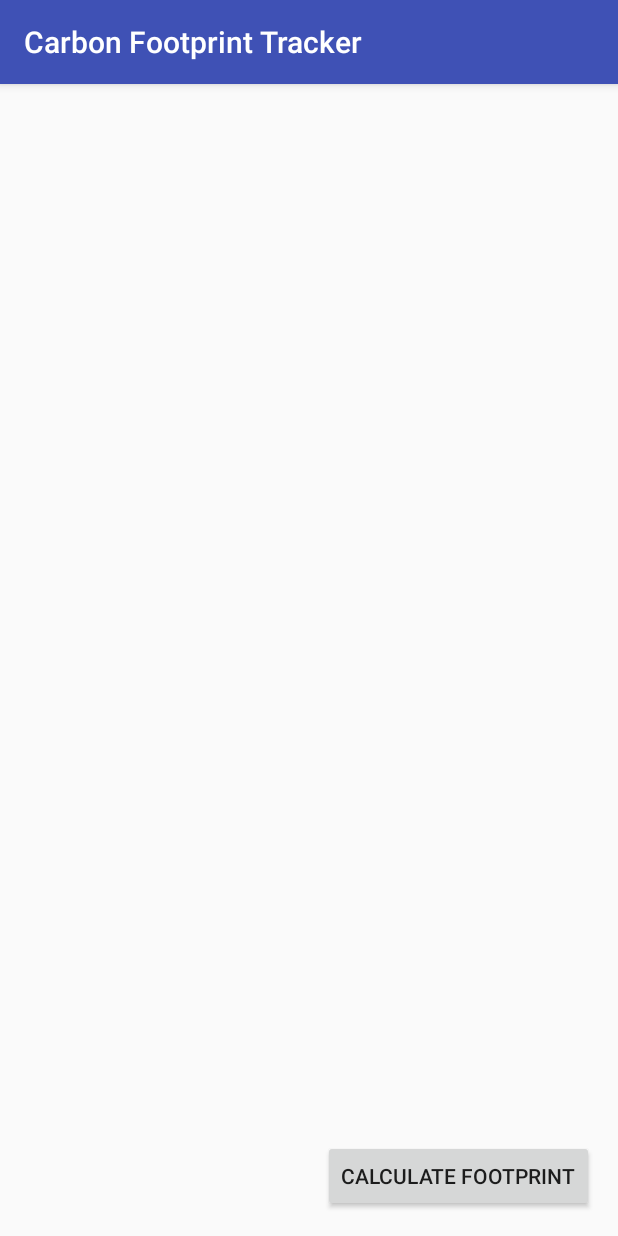
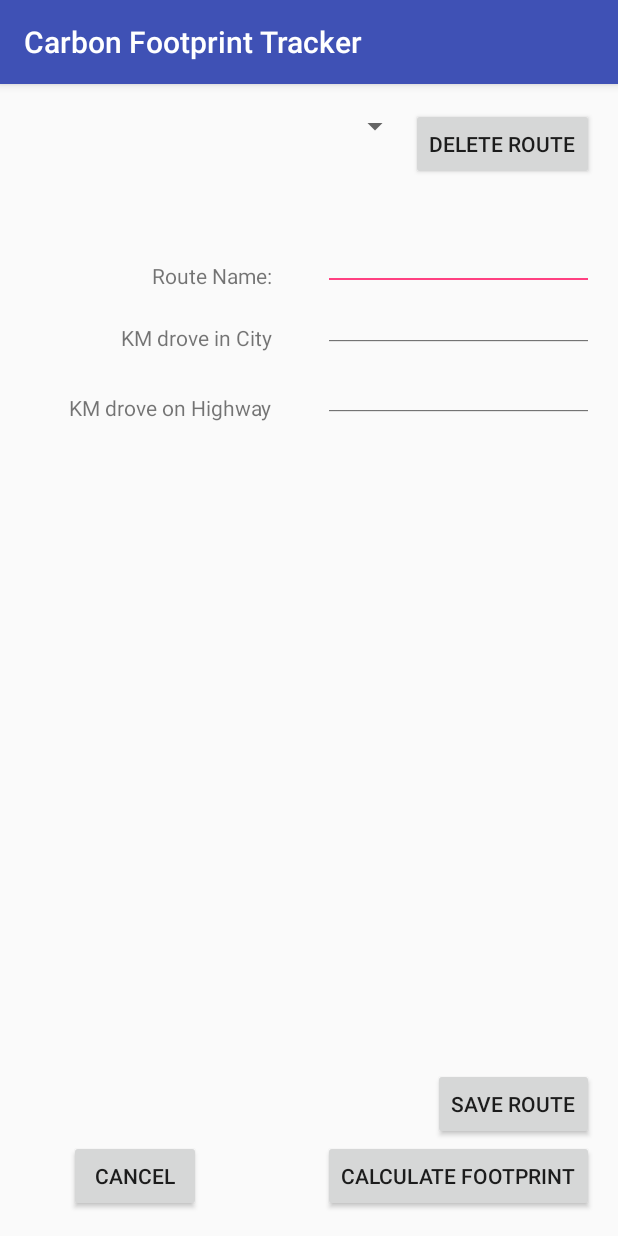
Before and after one commit to Asteriw/CMPT276-CarbonTracker, an Android app: the SelectRoute screen opened directly, with no data from a screen before it, on a phone screen of 412 x 824 dp. Run offline under Robolectric (Android 15) with nearby library versions, the phone set to English and light mode, and no system bars; 7 statements that could not run were skipped.

Commit message:
Made java class to hold Route information, and added an array list to hold routes to populate spinner with. Can save new route, delete old route, get old route details onto screen for user to pass to next activity. must work on edit route,decide whether to usue dialog fragment or other implementation

```diff
--- a/CarbonFootprintTracker/app/src/main/java/com/cmpt276/kenneyw/carbonfootprinttracker/SelectRoute.java
+++ b/CarbonFootprintTracker/app/src/main/java/com/cmpt276/kenneyw/carbonfootprinttracker/SelectRoute.java
@@ -2,28 +2,127 @@ package com.cmpt276.kenneyw.carbonfootprinttracker;
 
 import android.content.Context;
 import android.content.Intent;
+import android.content.SharedPreferences;
 import android.support.v7.app.AppCompatActivity;
 import android.os.Bundle;
+import android.util.Log;
 import android.view.View;
+import android.widget.AdapterView;
+import android.widget.ArrayAdapter;
 import android.widget.Button;
+import android.widget.EditText;
+import android.widget.Spinner;
+import android.widget.TextView;
+import android.widget.Toast;
+
+import java.util.ArrayList;
 
 public class SelectRoute extends AppCompatActivity {
+
+    private static final String TAG = "CarbonFootprintTracker";
+    ArrayList<Route> routes=new ArrayList<>();
+
+    Spinner spinner = (Spinner) findViewById(R.id.spinnerForRoutes);
+    EditText editName=(EditText)findViewById(R.id.editTextName);
+    EditText editCity=(EditText)findViewById(R.id.editTextCity);
+    EditText editHighway=(EditText)findViewById(R.id.editTextHighway);
 
     @Override
     protected void onCreate(Bundle savedInstanceState) {
         super.onCreate(savedInstanceState);
         setContentView(R.layout.activity_select_route);
-
-        setupCalculateButton();
+        setupButtons();
+        setUpSpinner();
     }
 
-    private void setupCalculateButton() {
+    private void setUpSpinner() {
+
+
+        ArrayAdapter<Route> adapter = new ArrayAdapter<Route>(this, android.R.layout.simple_spinner_item, routes);
+        spinner.setAdapter(adapter);
+
+        spinner.setOnItemSelectedListener(new AdapterView.OnItemSelectedListener() {
+            @Override
+            public void onItemSelected(AdapterView<?> parent, View view, int position, long id) {
+                Log.e(TAG, routes.get(position).toString()+" selected.");
+                Route r=routes.get(position);
+
+                String nameToPass=r.getRouteName();
+                int cityToPass=r.getCityDistance();
+                int highwayToPass=r.getHighwayDistance();
+
+                editName.setText(nameToPass);
+                editCity.setText(""+cityToPass);
+                editHighway.setText(""+highwayToPass);
+            }
+
+            @Override
+            public void onNothingSelected(AdapterView<?> parent) {
+
+            }
+        });
+
+        spinner.setOnItemLongClickListener(new AdapterView.OnItemLongClickListener() {
+            @Override
+            public boolean onItemLongClick(AdapterView<?> parent, View view, int position, long id) {
+
+                return false;
+            }
+        });
+    }
+
+    private void setupButtons() {
+
         Button calculateButton = (Button) findViewById(R.id.btncalculation);
         calculateButton.setOnClickListener(new View.OnClickListener() {
             @Override
             public void onClick(View v) {
                 Intent calculateIntent = ViewTracked.makeIntent(SelectRoute.this);
-                startActivity(calculateIntent);
+                if (spinner.getSelectedItem() != null) {
+
+                    String nameToPass=editName.getText().toString();
+                    int cityToPass=Integer.parseInt(editCity.getText().toString());
+                    int highwayToPass=Integer.parseInt(editHighway.getText().toString());
+
+                    calculateIntent.putExtra("name",nameToPass);
+                    calculateIntent.putExtra("city",cityToPass);
+                    calculateIntent.putExtra("highway",highwayToPass);
+
+                    startActivity(calculateIntent);
+                    finish();
+                }
+            }
+        });
+
+        Button deleteRoute=(Button)findViewById(R.id.btnDelete);
+        deleteRoute.setOnClickListener(new View.OnClickListener() {
+            @Override
+            public void onClick(View v) {
+
+                if (spinner.getSelectedItem() != null) {
+                    Route r=routes.get((int)spinner.getSelectedItemId());
+                    Toast.makeText(SelectRoute.this,"Removed Route"+r.toString(),Toast.LENGTH_SHORT).show();
+                    routes.remove(r);
+
+                }
+                else{
+                    Toast.makeText(SelectRoute.this,"No Route selected to Delete",Toast.LENGTH_SHORT).show();
+                }
+            }
+        });
+
+        Button addRoute=(Button)findViewById(R.id.btnAddRoute);
+        addRoute.setOnClickListener(new View.OnClickListener() {
+            @Override
+            public void onClick(View v) {
+
+                String nameToAdd=editName.getText().toString();
+                int cityToAdd=Integer.parseInt(editCity.getText().toString());
+                int highwayToAdd=Integer.parseInt(editHighway.getText().toString());
+                Route r=new Route(nameToAdd,cityToAdd,highwayToAdd);
+
+                routes.add(r);
+                setUpSpinner();
             }
         });
     }
--- a/CarbonFootprintTracker/app/src/main/res/layout/activity_select_route.xml
+++ b/CarbonFootprintTracker/app/src/main/res/layout/activity_select_route.xml
@@ -11,11 +11,123 @@
     tools:context="com.cmpt276.kenneyw.carbonfootprinttracker.SelectRoute">
 
     <Button
-        android:text="@string/btn_calculate_footprint"
         android:layout_width="wrap_content"
         android:layout_height="wrap_content"
         android:layout_alignParentBottom="true"
         android:layout_alignParentRight="true"
         android:layout_alignParentEnd="true"
-        android:id="@+id/btncalculation" />
+        android:id="@+id/btncalculation"
+        android:text="@string/btn_calculate_footprint" />
+
+    <Spinner
+        android:layout_width="match_parent"
+        android:layout_height="wrap_content"
+        android:id="@+id/spinnerForRoutes"
+        android:layout_alignParentTop="true"
+        android:layout_toLeftOf="@+id/btnDelete"
+        android:layout_toStartOf="@+id/btnDelete" />
+
+    <TextView
+        android:text="@string/txt_KM_city"
+        android:layout_width="wrap_content"
+        android:layout_height="wrap_content"
+        android:layout_below="@+id/txtRouteName"
+        android:layout_alignRight="@+id/txtRouteName"
+        android:layout_alignEnd="@+id/txtRouteName"
+        android:layout_marginTop="22dp"
+        android:id="@+id/txtCity" />
+
+    <TextView
+        android:text="@string/txt_route_name"
+        android:layout_width="wrap_content"
+        android:layout_height="wrap_content"
+        android:id="@+id/txtRouteName"
+        android:layout_marginTop="54dp"
+        android:layout_below="@+id/btnDelete"
+        android:layout_toLeftOf="@+id/btncalculation"
+        android:layout_toStartOf="@+id/btncalculation"
+        android:layout_marginRight="34dp"
+        android:layout_marginEnd="34dp" />
+
+    <EditText
+        android:layout_width="wrap_content"
+        android:layout_height="wrap_content"
+        android:inputType="textPersonName"
+        android:ems="10"
+        android:layout_above="@+id/txtCity"
+        android:layout_toRightOf="@+id/txtRouteName"
+        android:layout_toEndOf="@+id/txtRouteName"
+        android:id="@+id/editTextName"
+        android:layout_alignTop="@+id/txtRouteName" />
+
+    <EditText
+        android:layout_width="wrap_content"
+        android:layout_height="wrap_content"
+        android:inputType="number"
+        android:ems="10"
+        android:layout_alignLeft="@+id/editTextName"
+        android:layout_alignStart="@+id/editTextName"
+        android:id="@+id/editTextCity"
+        android:layout_alignTop="@+id/txtCity"
+        android:layout_alignBottom="@+id/txtCity" />
+
+    <EditText
+        android:layout_width="wrap_content"
+        android:layout_height="wrap_content"
+        android:inputType="number"
+        android:ems="10"
+        android:layout_alignTop="@+id/txtHighway"
+        android:layout_toEndOf="@+id/txtHighway"
+        android:id="@+id/editTextHighway"
+        android:layout_alignBottom="@+id/txtHighway"
+        android:layout_alignLeft="@+id/editTextCity"
+        android:layout_alignStart="@+id/editTextCity" />
+
+    <Button
+        android:text="@android:string/cancel"
+        android:layout_width="wrap_content"
+        android:layout_height="wrap_content"
+        android:layout_alignParentBottom="true"
+        android:layout_alignLeft="@+id/txtHighway"
+        android:layout_alignStart="@+id/txtHighway"
+        android:id="@+id/btnBack" />
+
+    <Button
+        android:text="@string/btn_save_route"
+        android:layout_width="wrap_content"
+        android:layout_height="wrap_content"
+        android:layout_above="@+id/btncalculation"
+        android:layout_alignParentRight="true"
+        android:layout_alignParentEnd="true"
+        android:id="@+id/btnAddRoute" />
+
+    <FrameLayout
+        android:layout_width="match_parent"
+        android:layout_height="match_parent"
+        android:layout_alignTop="@+id/btnBack"
+        android:layout_alignRight="@+id/txtHighway"
+        android:layout_alignEnd="@+id/txtHighway"
+        android:layout_marginRight="32dp"
+        android:layout_marginEnd="32dp">
+
+    </FrameLayout>
+
+    <TextView
+        android:layout_width="wrap_content"
+        android:layout_height="wrap_content"
+        android:id="@+id/txtHighway"
+        android:text="@string/txt_KM_highway"
+        android:layout_marginTop="27dp"
+        android:layout_below="@+id/txtCity"
+        android:layout_alignRight="@+id/txtCity"
+        android:layout_alignEnd="@+id/txtCity" />
+
+    <Button
+        android:text="@string/btn_delete_route"
+        android:layout_width="wrap_content"
+        android:layout_height="wrap_content"
+        android:id="@+id/btnDelete"
+        android:layout_alignParentTop="true"
+        android:layout_alignParentRight="true"
+        android:layout_alignParentEnd="true" />
 </RelativeLayout>
--- a/CarbonFootprintTracker/app/src/main/res/values/strings.xml
+++ b/CarbonFootprintTracker/app/src/main/res/values/strings.xml
@@ -5,4 +5,10 @@
     <string name="btn_view_tracked">View Tracked Journeys</string>
     <string name="btn_calculate_footprint">Calculate Footprint</string>
     <string name="btn_select_route">Select Route</string>
+    <string name="btn_delete_route">Delete Route</string>
+    <string name="txt_KM_city" >KM drove in City</string>
+    <string name="txt_KM_highway" >KM drove on Highway</string>
+    <string name="btn_edit_route">Edit Route</string>
+    <string name="btn_save_route">Save route</string>
+    <string name="txt_route_name">Route Name:</string>
 </resources>
```
Also changed, not shown: CarbonFootprintTracker/app/src/main/java/com/cmpt276/kenneyw/carbonfootprinttracker/Route.java (added, +52 -0 lines), 1 other file.
